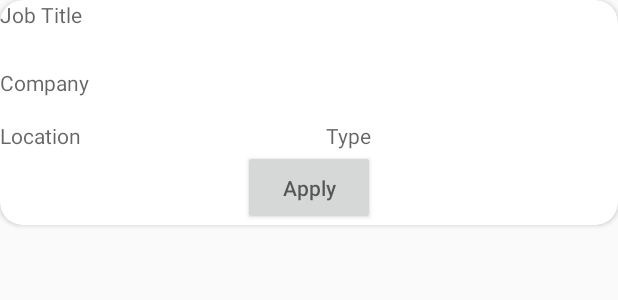
After one commit to STaverasAC/GithubJobsApp, an Android app: the layout jobs_card.xml on its own in the app's theme, with its tools: preview values and no code run, on a phone screen of 412 x 824 dp. The commit adds this screen. Shown: the top 300 px of the screen. Run offline under Robolectric (Android 15) with nearby library versions, the phone set to English and light mode, and no system bars.

Commit message:
implemented recycler view to display jobs and created xml layout with card views to display job data

```diff
--- a/app/build.gradle
+++ b/app/build.gradle
@@ -19,13 +19,15 @@ android {
 }
 
 dependencies {
-    implementation fileTree(dir: 'libs', include: ['*.jar'])
+    implementation fileTree(include: ['*.jar'], dir: 'libs')
     implementation 'com.android.support:appcompat-v7:26.1.0'
     implementation 'com.android.support.constraint:constraint-layout:1.0.2'
     testImplementation 'junit:junit:4.12'
     androidTestImplementation 'com.android.support.test:runner:1.0.1'
     androidTestImplementation 'com.android.support.test.espresso:espresso-core:3.0.1'
     compile 'com.squareup.retrofit2:retrofit:2.3.0'
-    compile "com.android.support:recyclerview-v7:26.1.0"
+    compile 'com.android.support:recyclerview-v7:26.1.0'
     compile 'com.squareup.retrofit2:converter-gson:2.3.0'
+    implementation 'com.android.support:recyclerview-v7:26.1.0'
+    implementation 'com.android.support:cardview-v7:26.1.0'
 }
--- /dev/null
+++ b/app/src/main/res/layout/jobs_card.xml
@@ -0,0 +1,66 @@
+<?xml version="1.0" encoding="utf-8"?>
+<LinearLayout
+    xmlns:android="http://schemas.android.com/apk/res/android"
+    xmlns:app="http://schemas.android.com/apk/res-auto"
+    android:id="@+id/job_views"
+    android:orientation="vertical"
+    android:layout_width="match_parent"
+    android:layout_height="match_parent">
+
+    <android.support.v7.widget.CardView
+        android:id="@+id/job_cardview"
+        android:layout_width="match_parent"
+        android:layout_height="150dp"
+        app:cardCornerRadius="15dp"
+        android:elevation="15dp">
+
+        <LinearLayout
+            android:layout_width="match_parent"
+            android:layout_height="match_parent"
+            android:orientation="vertical">
+
+            <TextView
+                android:id="@+id/title_view"
+                android:layout_width="match_parent"
+                android:layout_height="45dp"
+                android:hint="Job Title"/>
+
+            <TextView
+                android:id="@+id/company_view"
+                android:layout_width="match_parent"
+                android:layout_height="35dp"
+                android:hint="Company"/>
+
+            <LinearLayout
+                android:layout_width="match_parent"
+                android:layout_height="wrap_content"
+                android:orientation="horizontal">
+
+                <TextView
+                    android:id="@+id/location_view"
+                    android:layout_width="wrap_content"
+                    android:layout_height="match_parent"
+                    android:layout_weight="1"
+                    android:hint="Location"/>
+
+                <TextView
+                    android:id="@+id/type_view"
+                    android:layout_width="wrap_content"
+                    android:layout_height="match_parent"
+                    android:layout_weight="1"
+                    android:hint="Type"/>
+
+            </LinearLayout>
+
+            <Button
+                android:id="@+id/apply_view"
+                android:layout_width="wrap_content"
+                android:layout_height="50dp"
+                android:layout_gravity="center"
+                android:hint="Apply"/>
+
+        </LinearLayout>
+
+    </android.support.v7.widget.CardView>
+
+</LinearLayout>
```
Also changed, not shown: app/src/main/java/nyc/c4q/githubjobs/MainActivity.java (+11 -3 lines), app/src/main/java/nyc/c4q/githubjobs/controller/JobAdapter.java (+37 -1 lines), app/src/main/java/nyc/c4q/githubjobs/view/JobViewHolder.java (+49 -1 lines), app/src/main/res/layout/activity_main.xml (+16 -2 lines), 39 other files.
